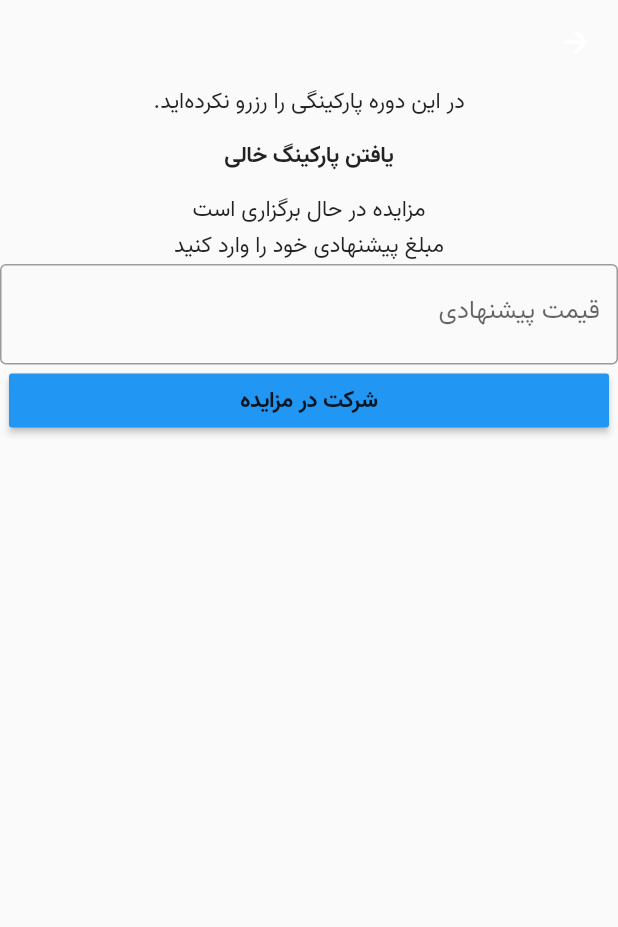
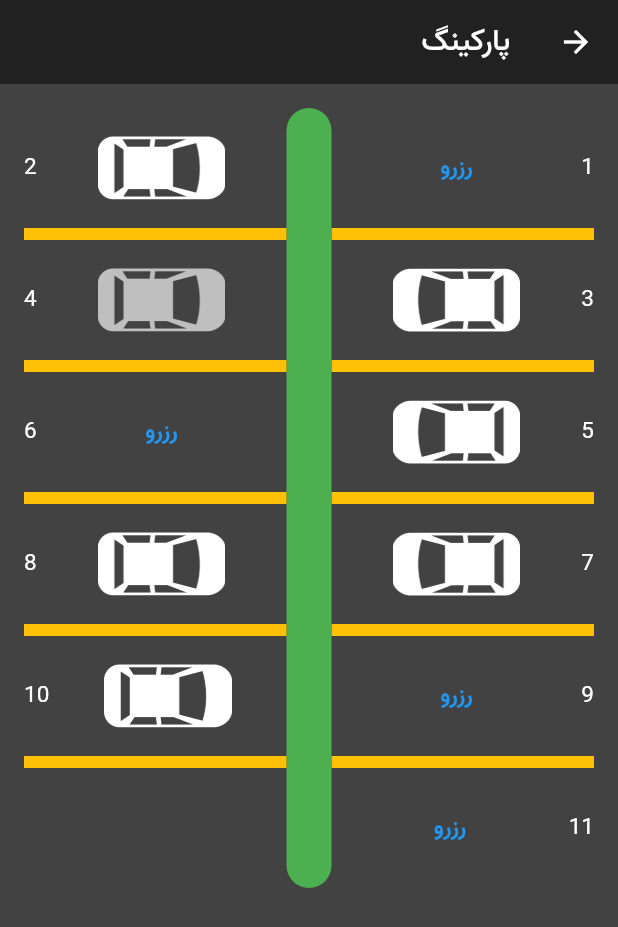
Before and after one commit to Hamedamz/copark, a Flutter app: the HomePage screen opened directly, after a tap on "یافتن پارکینگ خالی", on a phone screen of 412 x 824 dp. Shown: the top 927 px of the screen. Run offline on Flutter 3.47's test engine with Material 2 defaults, Android fonts, the phone set to English and light mode, and no system bars; our stand-ins replace flutter_login, font_awesome_flutter, parse_server_sdk_flutter; generated files the repository leaves out were written again; network calls fail.

Commit message:
feat: add parking

```diff
--- a/lib/home/home.dart
+++ b/lib/home/home.dart
@@ -1,6 +1,7 @@
 import 'package:copark/home/auction.dart';
 import 'package:copark/home/info_with_reservation.dart';
 import 'package:copark/home/info_without_reservation.dart';
+import 'package:copark/home/parking.dart';
 import 'package:flutter/material.dart';
 
 class HomePage extends StatefulWidget {
@@ -15,6 +16,24 @@ class _HomePageState extends State<HomePage> {
   var _hasParking = false;
   var _parkingNumber = '101';
 
+  void _onFindPressed() {
+    Navigator.of(context).push(
+      MaterialPageRoute<void>(
+        builder: (BuildContext context) {
+
+          return Scaffold(
+            appBar: AppBar(
+              backgroundColor: Colors.grey.shade900,
+              elevation: 0,
+              title: Text('پارکینگ'),
+            ),
+            body: Parking(),
+          );
+        }, // ...to here.
+      ),
+    );
+  }
+
   @override
   Widget build(BuildContext context) {
     return Scaffold(
@@ -23,7 +42,7 @@ class _HomePageState extends State<HomePage> {
         children: [
           _hasParking ?
           InfoWithReservation(parkingNumber: _parkingNumber) :
-          const InfoWithoutReservation(),
+          InfoWithoutReservation(onFindPressed: _onFindPressed,),
           const AuctionPage(),
         ],
       )
--- a/lib/home/info_without_reservation.dart
+++ b/lib/home/info_without_reservation.dart
@@ -1,8 +1,9 @@
 import 'package:flutter/material.dart';
 
 class InfoWithoutReservation extends StatelessWidget {
-  const InfoWithoutReservation({Key? key}) : super(key: key);
+  const InfoWithoutReservation({Key? key, required this.onFindPressed}) : super(key: key);
 
+  final void Function() onFindPressed;
   @override
   Widget build(BuildContext context) {
     return Container(
@@ -11,7 +12,7 @@ class InfoWithoutReservation extends StatelessWidget {
                 children: [
                   const Text('در این دوره پارکینگی را رزرو نکرده‌اید.'),
                   MaterialButton(
-                    onPressed: () => Navigator.of(context).pushNamed('/find_parking'),
+                    onPressed: onFindPressed,
                     child: const Text('یافتن پارکینگ خالی'),
                   )
                 ]
--- /dev/null
+++ b/lib/home/parking.dart
@@ -0,0 +1,164 @@
+import 'package:flutter/cupertino.dart';
+import 'package:flutter/material.dart';
+
+class Parking extends StatefulWidget {
+  const Parking({Key? key}) : super(key: key);
+
+  @override
+  _ParkingState createState() => _ParkingState();
+}
+
+class _ParkingState extends State<Parking> {
+  final List<ParkingSlot> _parking = [
+    ParkingSlot(number: 1, state: ParkingState.free),
+    ParkingSlot(number: 2, state: ParkingState.full),
+    ParkingSlot(number: 3, state: ParkingState.full),
+    ParkingSlot(number: 4, state: ParkingState.reserved),
+    ParkingSlot(number: 5, state: ParkingState.full),
+    ParkingSlot(number: 6, state: ParkingState.free),
+    ParkingSlot(number: 7, state: ParkingState.full),
+    ParkingSlot(number: 8, state: ParkingState.full),
+    ParkingSlot(number: 9, state: ParkingState.free),
+    ParkingSlot(number: 10, state: ParkingState.full),
+    ParkingSlot(number: 11, state: ParkingState.free),
+  ];
+
+  final textStyle = const TextStyle(color: Colors.white);
+
+  Widget _buildParkingCols() {
+    return ListView.separated(
+      padding: const EdgeInsets.all(16.0),
+      itemCount: (_parking.length / 2).ceil(),
+      itemBuilder: (context, i) {
+        final index = i * 2;
+        return _buildParkingSlot(index);
+      },
+      separatorBuilder: (BuildContext context, int index) {
+        return Row(
+          children: [
+            Expanded(
+                child: Container(
+              color: Colors.amber,
+              height: 8,
+            )),
+            Container(
+              height: 8,
+              width: 30,
+              color: Colors.green,
+            ),
+            Expanded(
+                child: Container(
+              color: Colors.amber,
+              height: 8,
+            )),
+          ],
+        );
+      },
+    );
+  }
+
+  Widget _buildParkingSlot(int index) {
+    return Row(
+      children: [
+        Expanded(
+            child: Row(
+          children: [
+            Text(
+              _parking[index].number.toString(),
+              textAlign: TextAlign.right,
+              style: textStyle,
+            ),
+            Expanded(child: _buildSingleParkSlot(index)),
+          ],
+        )),
+        Container(
+          width: 30,
+          height: 80,
+          decoration: BoxDecoration(
+            color: Colors.green,
+            borderRadius: index == 0
+                ? const BorderRadius.only(
+                    topLeft: Radius.circular(15.0),
+                    topRight: Radius.circular(15.0))
+                : index == ((_parking.length - 1) / 2).ceil() * 2
+                    ? const BorderRadius.only(
+                        bottomLeft: Radius.circular(15.0),
+                        bottomRight: Radius.circular(15.0))
+                    : null,
+          ),
+        ),
+        Expanded(
+          child: index + 1 < _parking.length
+              ? Row(
+                  children: [
+                    Expanded(child: _buildSingleParkSlot(index + 1)),
+                    Text(
+                      _parking[index + 1].number.toString(),
+                      textAlign: TextAlign.left,
+                      style: textStyle,
+                    ),
+                  ],
+                )
+              : const Text(''),
+        ),
+      ],
+    );
+  }
+
+  Widget _buildSingleParkSlot(index) {
+    var imagePath = _parking[index].state == ParkingState.full
+        ? 'assets/images/car-top-view.png'
+        : 'assets/images/car-top-view-grey.png';
+
+    var message = _parking[index].state == ParkingState.full
+        ? 'این پارکینگ پر است'
+        : _parking[index].state == ParkingState.reserved
+        ? 'این پارکینگ رزور شده است'
+        : 'روزو انجام شد';
+
+    return TextButton(
+        onPressed: () {
+          if (_parking[index].state == ParkingState.free) {
+            // todo handle reserve
+          }
+
+          ScaffoldMessenger.of(context).showSnackBar(
+            SnackBar(
+              content: Text(message),
+              // action: SnackBarAction(
+              //   label: 'Action',
+              //   onPressed: () {
+              //     // Code to execute.
+              //   },
+              // ),
+            ),
+          );
+        },
+        child: _parking[index].state == ParkingState.free
+            ? const Text('رزرو')
+            : RotatedBox(
+                quarterTurns: index.isOdd ? 1 : -1,
+                child: Image.asset(
+                  imagePath,
+                  width: 60,
+                ),
+              ));
+  }
+
+  @override
+  Widget build(BuildContext context) {
+    return Container(
+      color: Colors.grey.shade800,
+      child: _buildParkingCols(),
+    );
+  }
+}
+
+class ParkingSlot {
+  ParkingSlot({required this.number, required this.state});
+
+  int number;
+  ParkingState state;
+}
+
+enum ParkingState { free, reserved, full }
--- a/lib/main.dart
+++ b/lib/main.dart
@@ -1,3 +1,4 @@
+import 'package:copark/home/parking.dart';
 import 'package:copark/settings/parse.dart';
 import 'package:copark/user_model.dart';
 import 'package:copark/app.dart';
@@ -29,6 +30,10 @@ final routes = [
       route: '/auth',
       builder: (context) => LoginScreen()
   ),
+  RoutePage(
+      route: '/find_parking',
+      builder: (context) => Parking()
+  )
 ];
 
 class MyApp extends StatefulWidget {
--- a/pubspec.yaml
+++ b/pubspec.yaml
@@ -83,6 +83,8 @@ flutter:
     - assets/images/ecorp.png
     - assets/images/ecorp-lightblue.png
     - assets/images/ecorp-lightgreen.png
+    - assets/images/car-top-view.png
+    - assets/images/car-top-view-grey.png
 
   fonts:
     - family: Vazir
```
Also changed, not shown: assets/images/car-top-view-grey.png (added), assets/images/car-top-view.png (added).
